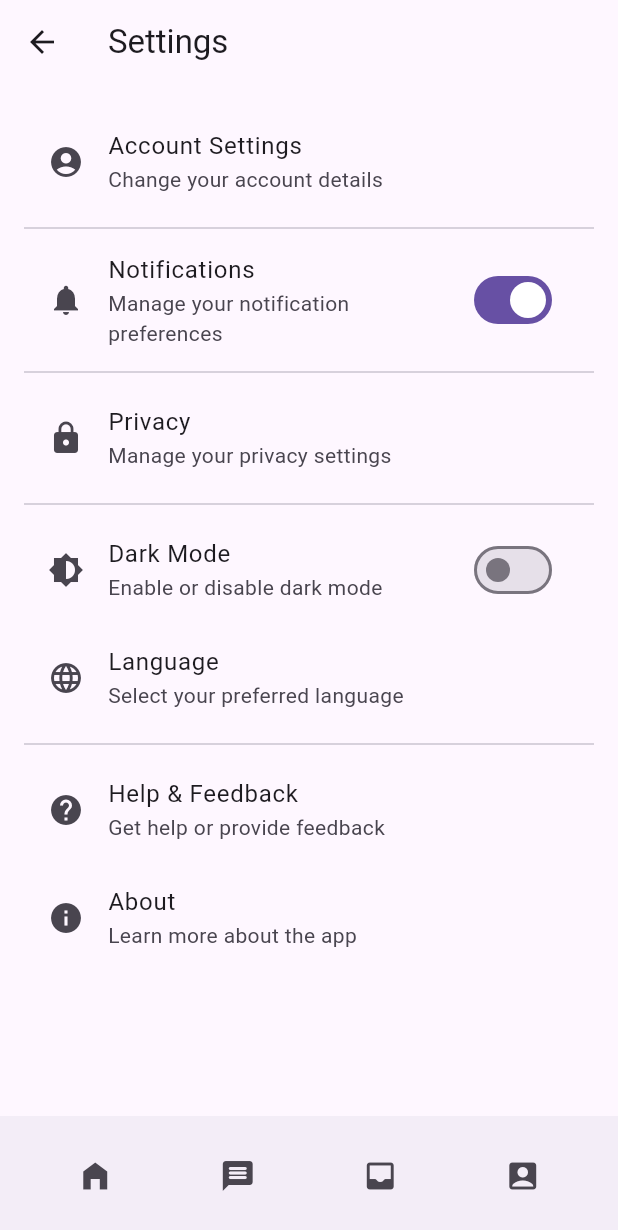
After one commit to J4R3LL/Redefine-You, a Flutter app: the SettingsPage screen opened directly, on a phone screen of 412 x 824 dp. The commit adds this screen. Shown: the top 1230 px of the screen. Run offline on Flutter 3.47's test engine with Material 3 defaults, Android fonts, the phone set to English and light mode, and no system bars; our stand-ins replace shared_preferences, table_calendar; missing offline and left inert: dotenv, postgres; accounts and stored records are empty.

Commit message:
Setting page, Profile page, fixed back buttons

```diff
--- /dev/null
+++ b/lib/screens/settings.dart
@@ -0,0 +1,106 @@
+import 'package:flutter/material.dart';
+import 'package:my_flutter_app/widgets/custom_button.dart';
+
+class SettingsPage extends StatefulWidget {
+  @override
+  _SettingsPageState createState() => _SettingsPageState();
+}
+
+class _SettingsPageState extends State<SettingsPage> {
+  bool _notificationsEnabled = true;
+  bool _darkModeEnabled = false;
+
+  @override
+  Widget build(BuildContext context) {
+    return Scaffold(
+      appBar: AppBar(
+        title: Text('Settings'),
+      ),
+      body: ListView(
+        padding: EdgeInsets.all(16.0),
+        children: [
+          // Account Settings Section
+          ListTile(
+            title: Text('Account Settings'),
+            subtitle: Text('Change your account details'),
+            leading: Icon(Icons.account_circle),
+            onTap: () {
+              // Navigate to account settings page
+            },
+          ),
+          Divider(),
+
+          // Notifications Settings Section
+          ListTile(
+            title: Text('Notifications'),
+            subtitle: Text('Manage your notification preferences'),
+            leading: Icon(Icons.notifications),
+            trailing: Switch(
+              value: _notificationsEnabled,
+              onChanged: (value) {
+                setState(() {
+                  _notificationsEnabled = value;
+                });
+              },
+            ),
+          ),
+          Divider(),
+
+          // Privacy Settings Section
+          ListTile(
+            title: Text('Privacy'),
+            subtitle: Text('Manage your privacy settings'),
+            leading: Icon(Icons.lock),
+            onTap: () {
+              // Navigate to privacy settings page
+            },
+          ),
+          Divider(),
+
+          // App Preferences Section
+          ListTile(
+            title: Text('Dark Mode'),
+            subtitle: Text('Enable or disable dark mode'),
+            leading: Icon(Icons.brightness_6),
+            trailing: Switch(
+              value: _darkModeEnabled,
+              onChanged: (value) {
+                setState(() {
+                  _darkModeEnabled = value;
+                });
+              },
+            ),
+          ),
+          ListTile(
+            title: Text('Language'),
+            subtitle: Text('Select your preferred language'),
+            leading: Icon(Icons.language),
+            onTap: () {
+              // Show language selection dialog
+            },
+          ),
+          Divider(),
+
+          // Support and About Section
+          ListTile(
+            title: Text('Help & Feedback'),
+            subtitle: Text('Get help or provide feedback'),
+            leading: Icon(Icons.help),
+            onTap: () {
+              // Navigate to help and feedback page
+            },
+          ),
+          ListTile(
+            title: Text('About'),
+            subtitle: Text('Learn more about the app'),
+            leading: Icon(Icons.info),
+            onTap: () {
+              // Navigate to about page
+            },
+          ),
+        ],
+      ),
+     bottomNavigationBar:bottomNavigationBar()
+    );
+  }
+}
```
Also changed, not shown: lib/screens/account.dart (+71 -4 lines), lib/screens/inbox.dart (+14 -2 lines), lib/screens/social.dart (+3 -21 lines).
